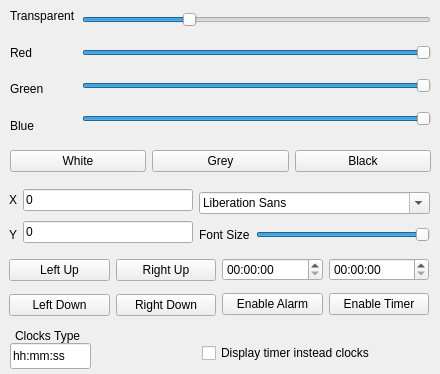
Old version of the form ClocksSettings.ui in the repository Roker2/ClocksOnWindows.
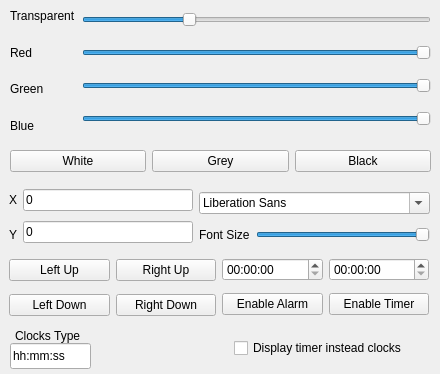
New version of the form. Icons and pictures are not drawn.

Commit message: ClocksSettings: Change placement of checkBox_clocks_or_timer

Diff of the .ui file:
```diff
--- a/ClocksSettings.ui
+++ b/ClocksSettings.ui
@@ -275,8 +275,8 @@
   <widget class="QCheckBox" name="checkBox_clocks_or_timer">
    <property name="geometry">
     <rect>
-     <x>202</x>
-     <y>340</y>
+     <x>234</x>
+     <y>335</y>
      <width>191</width>
      <height>26</height>
     </rect>
```
